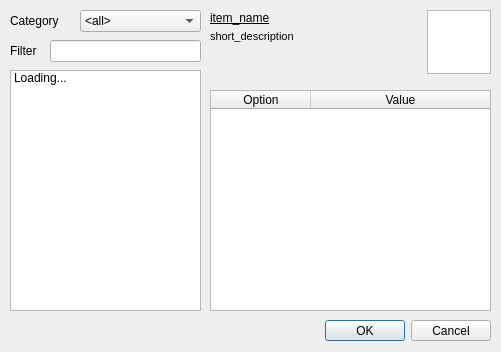
The window that starcheat/templates/ItemBrowser.ui (wizzomafizzo/starcheat) describes before a commit, drawn with Qt 5.
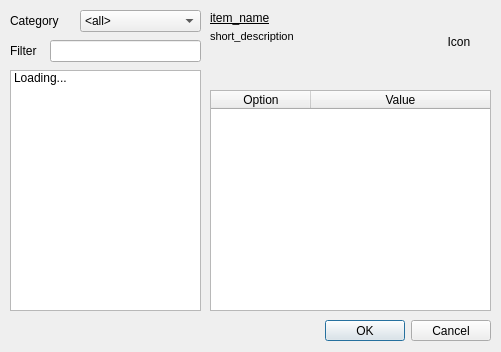
The same window after the commit.

Commit message: Added basic icon support, need custom table widget

```diff
--- a/starcheat/templates/ItemBrowser.ui
+++ b/starcheat/templates/ItemBrowser.ui
@@ -119,16 +119,6 @@
     </property>
    </column>
   </widget>
-  <widget class="QGraphicsView" name="icon">
-   <property name="geometry">
-    <rect>
-     <x>427</x>
-     <y>10</y>
-     <width>64</width>
-     <height>64</height>
-    </rect>
-   </property>
-  </widget>
   <widget class="QLabel" name="item_name">
    <property name="geometry">
     <rect>
@@ -200,6 +190,25 @@
     <string/>
    </property>
   </widget>
+  <widget class="QLabel" name="item_icon">
+   <property name="geometry">
+    <rect>
+     <x>427</x>
+     <y>10</y>
+     <width>64</width>
+     <height>64</height>
+    </rect>
+   </property>
+   <property name="frameShape">
+    <enum>QFrame::NoFrame</enum>
+   </property>
+   <property name="text">
+    <string>Icon</string>
+   </property>
+   <property name="alignment">
+    <set>Qt::AlignCenter</set>
+   </property>
+  </widget>
  </widget>
  <resources/>
  <connections>
```
The commit also changes 6 other files.
